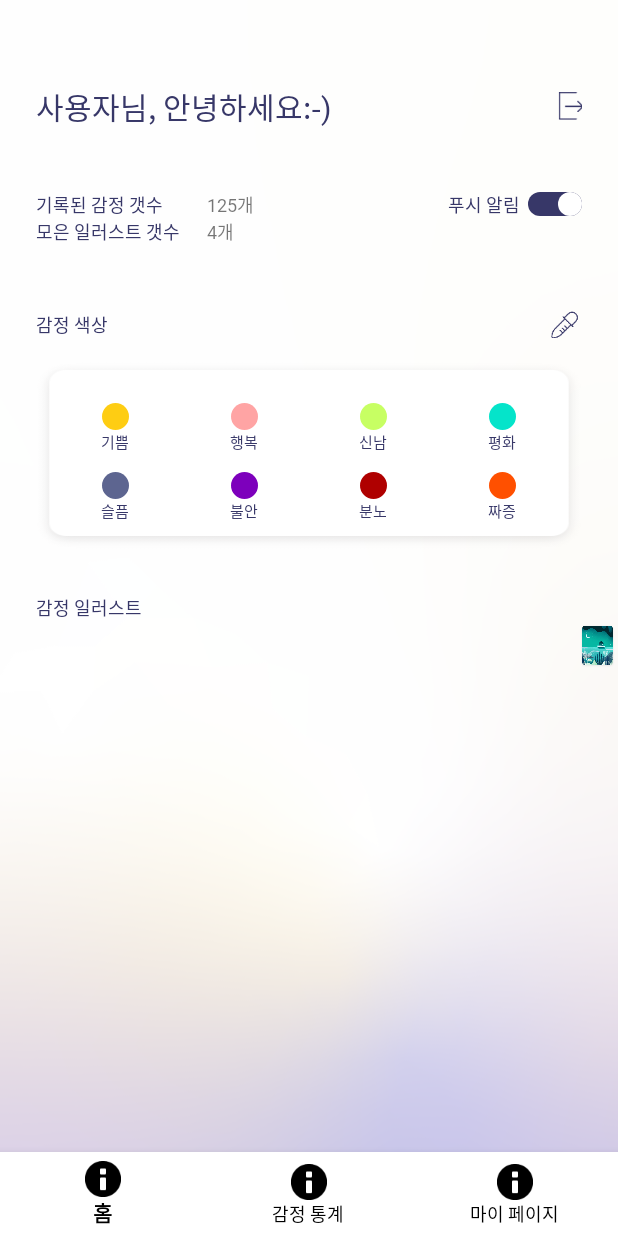
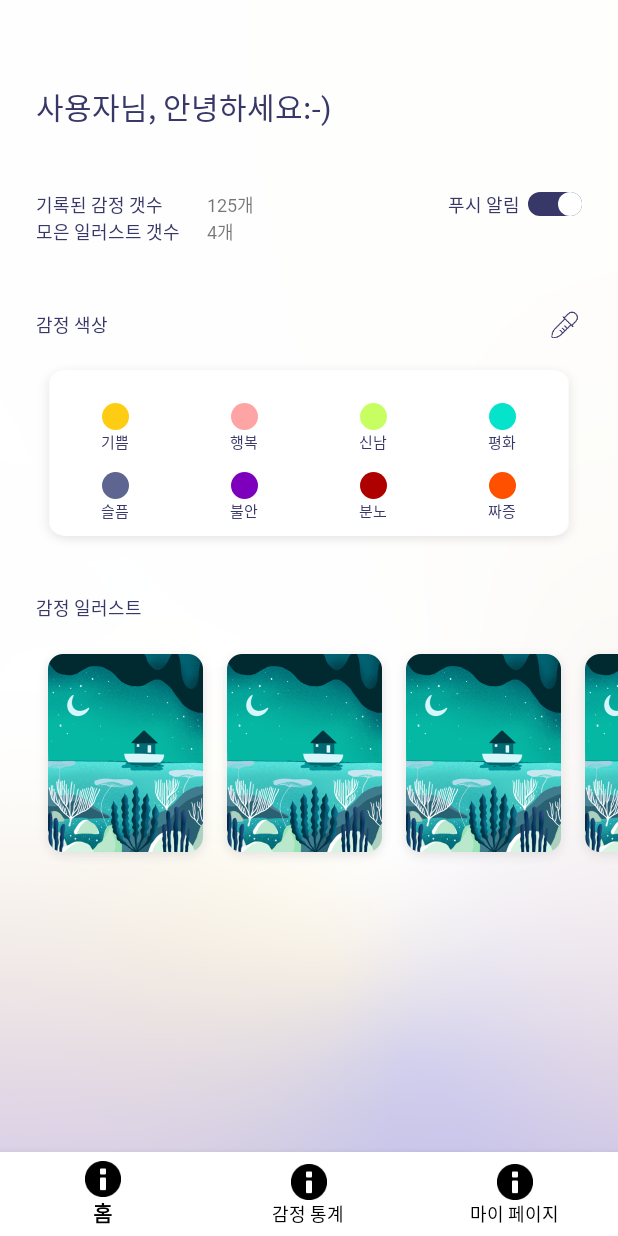
Before and after one commit to yapp-project/team04, an Android app: the fragment MypageFragment placed in its activity, on a phone screen of 412 x 824 dp. Run offline under Robolectric (Android 15) with nearby library versions, the phone set to English and light mode, and no system bars; our stand-ins replace RxJava; libraries missing offline, so code that uses them is left out: com.prolificinteractive.materialcalendarview, io.reactivex.internal, io.realm; 5 statements that could not run were skipped.

Commit message:
지윤쓰는 마이페이지 작업을 했다,,,,,,(6시 47분)

```diff
--- a/app/src/main/java/yapp14th/co/kr/myplant/ui/main/tab3_mypage/MypageFragment.java
+++ b/app/src/main/java/yapp14th/co/kr/myplant/ui/main/tab3_mypage/MypageFragment.java
@@ -6,6 +6,7 @@ import android.view.LayoutInflater;
 import android.view.View;
 import android.view.ViewGroup;
 import android.widget.ImageView;
+import android.widget.Switch;
 import android.widget.TextView;
 
 import java.util.ArrayList;
@@ -94,10 +95,11 @@ public class MypageFragment extends BaseFragment {
 //            imageFragment.setArguments(bundle);
 //            fragmentAdapter.addItem(imageFragment);
 //        }
-        fragmentAdapter.notifyDataSetChanged();
+//        fragmentAdapter.notifyDataSetChanged();
 
         TextView tv_emotion_num = view.findViewById(R.id.tv_emotion_num);
         TextView tv_illus_num = view.findViewById(R.id.tv_illus_num);
+        Switch switch1 = view.findViewById(R.id.switch1);
 
 
 
@@ -105,13 +107,13 @@ public class MypageFragment extends BaseFragment {
 
         ImageView mypage_color_change=view.findViewById(R.id.mypage_colorchange);
 
-//        mypage_color_change.setOnClickListener(new View.OnClickListener() {
-//                                                   @Override
-//                                                   public void onClick(View v) {
-//                                                       Intent startIntent = new Intent(getActivity(), Main3Activity.class); //일단은 이 화면으로 했음
-//                                                       startActivity(startIntent);
-//                                                   }
-//                                               });
+        mypage_color_change.setOnClickListener(new View.OnClickListener() {
+                                                   @Override
+                                                   public void onClick(View v) {
+                                                       Intent startIntent = new Intent(getActivity(), Main3Activity.class); //일단은 이 화면으로 했음
+                                                       startActivity(startIntent);
+                                                   }
+                                               });
 
 
         tv_emotion_num.setText(125 + "개");
--- a/app/src/main/res/layout/activity_illust.xml
+++ b/app/src/main/res/layout/activity_illust.xml
@@ -1,15 +1,15 @@
 <?xml version="1.0" encoding="utf-8"?>
 <LinearLayout xmlns:android="http://schemas.android.com/apk/res/android"
-    android:orientation="vertical" android:layout_width="match_parent"
-    android:layout_height="match_parent">
+    android:orientation="vertical" android:layout_width="wrap_content"
+    android:layout_height="wrap_content">
 
     <ImageView
         android:id="@+id/showillust"
-        android:layout_marginTop="2dp"
-        android:layout_width="27dp"
-        android:layout_height="29dp"
-        android:layout_gravity="right"
-        android:layout_marginLeft="98dp"
+
+        android:layout_width="wrap_content"
+        android:layout_height="wrap_content"
+
+
         android:src="@drawable/rectangle" />
 
 
--- a/app/src/main/res/layout/fragment_mypage.xml
+++ b/app/src/main/res/layout/fragment_mypage.xml
@@ -37,6 +37,7 @@
             android:text="안녕하세요:-)" />
 
         <ImageView
+            android:visibility="invisible"
             android:layout_marginTop="2dp"
             android:layout_width="27dp"
             android:layout_height="29dp"
@@ -424,9 +425,11 @@
         android:layout_width="wrap_content"
         android:layout_height="wrap_content"/>
 
-    <android.support.v7.widget.RecyclerView
+    <androidx.recyclerview.widget.RecyclerView
+        android:layout_marginTop="16dp"
+        android:layout_marginLeft="24dp"
         android:id="@+id/illust"
-        app:layoutManager="LinearLayoutManager"
+        app:layoutManager="androidx.recyclerview.widget.LinearLayoutManager"
         android:layout_width="match_parent"
         android:layout_height="match_parent"/>
 
```
